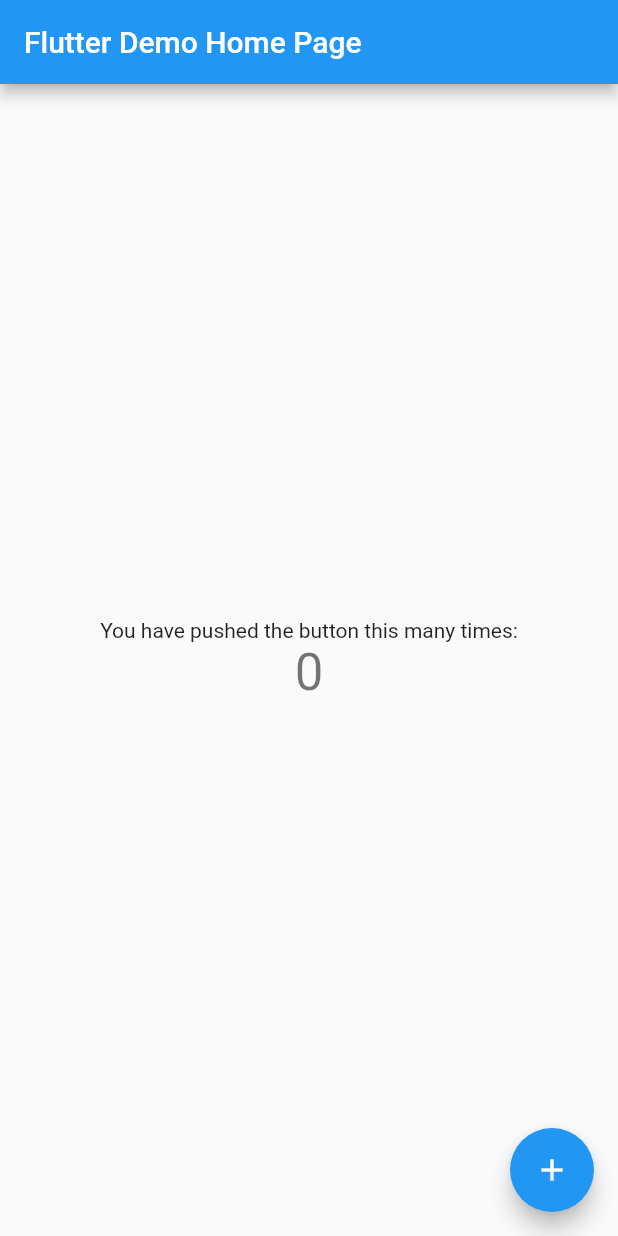
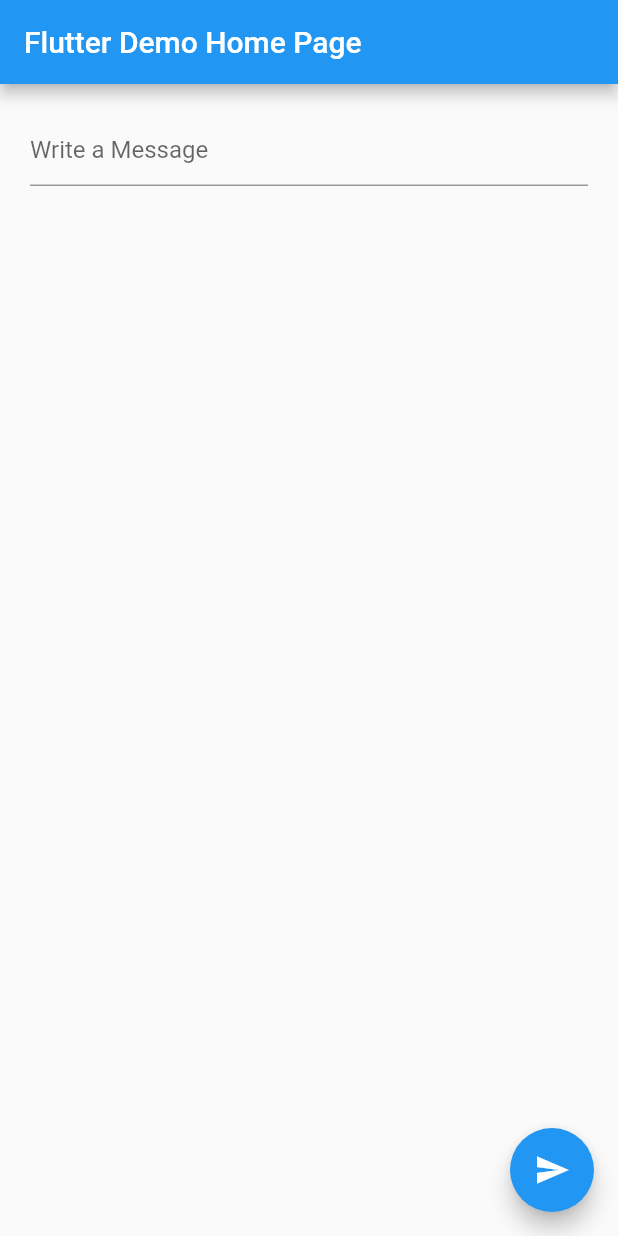
Before and after one commit to fozzby/flutter_chatty, a Flutter app: the screen it shows after launch, on a phone screen of 412 x 824 dp. Run offline on Flutter 3.47's test engine with Material 2 defaults, Android fonts, the phone set to English and light mode, and no system bars; missing offline and left inert: flutter_pusher_client, laravel_echo.

```diff
--- a/lib/screens/home_page.dart
+++ b/lib/screens/home_page.dart
@@ -1,7 +1,10 @@
+import 'dart:convert';
+
 import 'package:flutter/material.dart';
 import 'package:flutter_chatty/utils/utils.dart';
 import 'package:flutter_pusher_client/flutter_pusher.dart';
 import 'package:laravel_echo/laravel_echo.dart';
+import 'package:http/http.dart' as http;
 
 class MyHomePage extends StatefulWidget {
   MyHomePage({Key? key, required this.title}) : super(key: key);
@@ -13,26 +16,28 @@ class MyHomePage extends StatefulWidget {
 }
 
 class _MyHomePageState extends State<MyHomePage> {
-  int _counter = 0;
-
-  void _incrementCounter() {
-    setState(() {
-      _counter++;
-    });
-  }
+  final TextEditingController _textController = TextEditingController();
+  String _message = '';
+  FlutterPusher? pusher;
+  Echo? echo;
+  Map<String, String> headers = {'content-type': 'application/json'};
 
   @override
   void initState() {
+    super.initState();
+
     initilizeSocket();
-    super.initState();
   }
 
   void initilizeSocket() {
-    FlutterPusher pusher = initializePusher();
-    Echo echo = initializeEcho(pusher);
+    pusher = initializePusher();
 
-    echo.channel('public-channel').listen('event', (e) {
-      print(e);
+    echo = initializeEcho(pusher!);
+
+    echo!.channel('home').listen('SendMessage', (e) {
+      setState(() {
+        _message = e['message'];
+      });
     });
   }
 
@@ -42,25 +47,43 @@ class _MyHomePageState extends State<MyHomePage> {
       appBar: AppBar(
         title: Text(widget.title),
       ),
-      body: Center(
+      body: Padding(
+        padding: const EdgeInsets.all(20.0),
         child: Column(
-          mainAxisAlignment: MainAxisAlignment.center,
-          children: <Widget>[
-            Text(
-              'You have pushed the button this many times:',
+          crossAxisAlignment: CrossAxisAlignment.start,
+          children: [
+            Form(
+              child: TextFormField(
+                controller: _textController,
+                decoration: InputDecoration(hintText: 'Write a Message'),
+              ),
             ),
-            Text(
-              '$_counter',
-              style: Theme.of(context).textTheme.headline4,
+            SizedBox(
+              height: 24,
             ),
+            Text(_message)
           ],
         ),
       ),
       floatingActionButton: FloatingActionButton(
-        onPressed: _incrementCounter,
-        tooltip: 'Increment',
-        child: Icon(Icons.add),
+        child: Icon(Icons.send),
+        onPressed: () => sendMessage(context),
       ),
     );
   }
+
+  Future<void> sendMessage(BuildContext context) async {
+    Uri uri = Uri.parse("$scheme://$host:8000/api/send");
+
+    if (_textController.text == "") {
+      ScaffoldMessenger.of(context)
+          .showSnackBar(SnackBar(content: Text("Please Write a Message...")));
+      return;
+    }
+
+    http.Response response = await http.post(uri,
+        headers: headers, body: jsonEncode({'data': _textController.text}));
+
+    print(response.statusCode);
+  }
 }
--- a/lib/utils/utils.dart
+++ b/lib/utils/utils.dart
@@ -1,34 +1,36 @@
 import 'package:laravel_echo/laravel_echo.dart';
 import 'package:flutter_pusher_client/flutter_pusher.dart';
 
-const baseUrl = '';
+const scheme = 'http';
+const host = '192.168.43.152'; // change this to your own host
+const port = 6001;
 
-initializeEcho(FlutterPusher pusherClient) {
-  Echo echo = Echo({
+Echo initializeEcho(FlutterPusher pusherClient) {
+  return Echo({
     'broadcaster': 'pusher',
     'client': pusherClient,
+    'wsHost': host,
+    'wsPort': port,
+    'disableStats': true,
+    'forceTLS': false,
+    'enabledTransport': ['ws'],
   });
-
-  return echo;
 }
 
-initializePusher() {
+FlutterPusher initializePusher() {
   PusherOptions options = PusherOptions(
-    host: '10.0.2.2',
-    port: 6001,
+    host: host,
+    port: port,
     encrypted: false,
-    cluster: 'ap1',
   );
 
-  FlutterPusher pusher = FlutterPusher(
-    'app',
+  return FlutterPusher(
+    'ABCDEFG',
     options,
     onError: handleConnectionError,
     onConnectionStateChange: handleConnectionStateChanged,
     enableLogging: true,
   );
-
-  return pusher;
 }
 
 handleConnectionError(ConnectionError connectionError) {
--- a/pubspec.yaml
+++ b/pubspec.yaml
@@ -30,6 +30,7 @@ dependencies:
   cupertino_icons: ^1.0.2
   laravel_echo: ^0.2.9
   flutter_pusher_client: ^0.3.1
+  http: ^0.13.3
 
 dev_dependencies:
   flutter_test:
```
Also changed, not shown: pubspec.lock.
